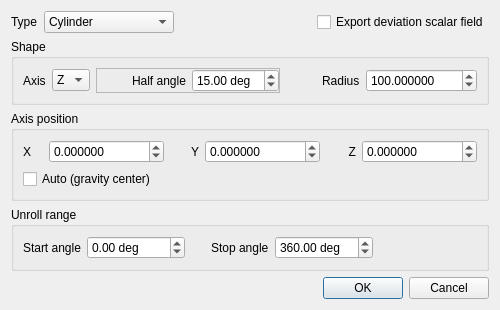
The window that qCC/ui_templates/unrollDlg.ui (CloudCompare/CloudCompare) describes before a commit, drawn with Qt 5.
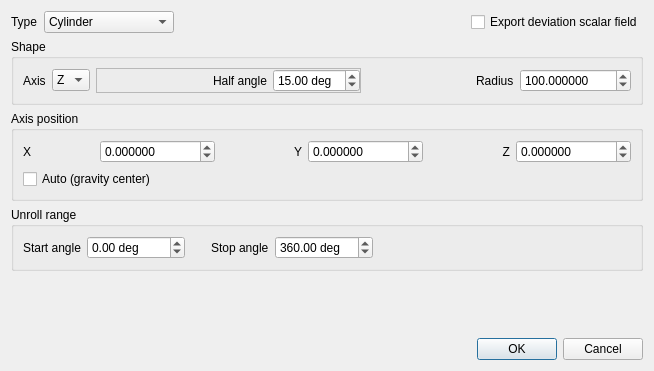
The same window after the commit.

What changed in the file:
```diff
--- a/qCC/ui_templates/unrollDlg.ui
+++ b/qCC/ui_templates/unrollDlg.ui
@@ -6,8 +6,8 @@
    <rect>
     <x>0</x>
     <y>0</y>
-    <width>500</width>
-    <height>300</height>
+    <width>654</width>
+    <height>371</height>
    </rect>
   </property>
   <property name="windowTitle">
```
Left out of the diff: 56 changed lines with no effect on the pictures.
